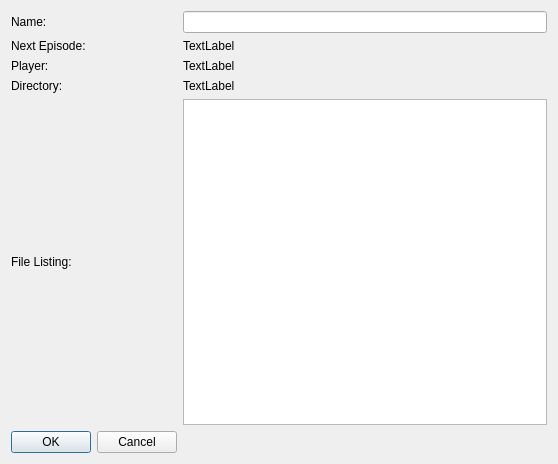
This is src/infodialog.ui in Narfinger/serieviewer as Qt 5 draws it before an edit. The edited form follows.
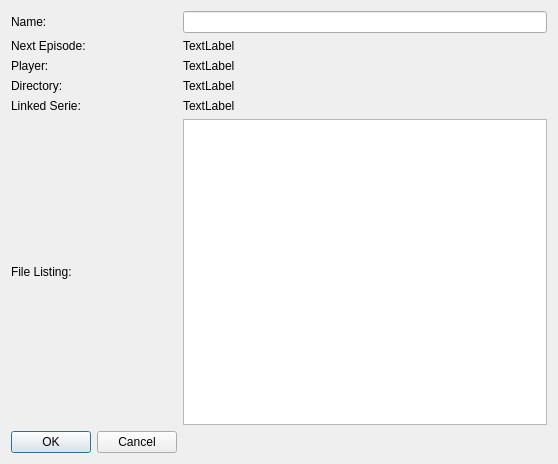
This is the edited form.

Commit message: added linked serie to info dialog

Diff of the .ui file:
```diff
--- a/src/infodialog.ui
+++ b/src/infodialog.ui
@@ -117,6 +117,20 @@
        </property>
       </widget>
      </item>
+     <item row="4" column="0">
+      <widget class="QLabel" name="label_4">
+       <property name="text">
+        <string>Linked Serie:</string>
+       </property>
+      </widget>
+     </item>
+     <item row="4" column="1">
+      <widget class="QLabel" name="linklabel">
+       <property name="text">
+        <string>TextLabel</string>
+       </property>
+      </widget>
+     </item>
     </layout>
    </item>
   </layout>
```
The commit also changes 2 other files.
